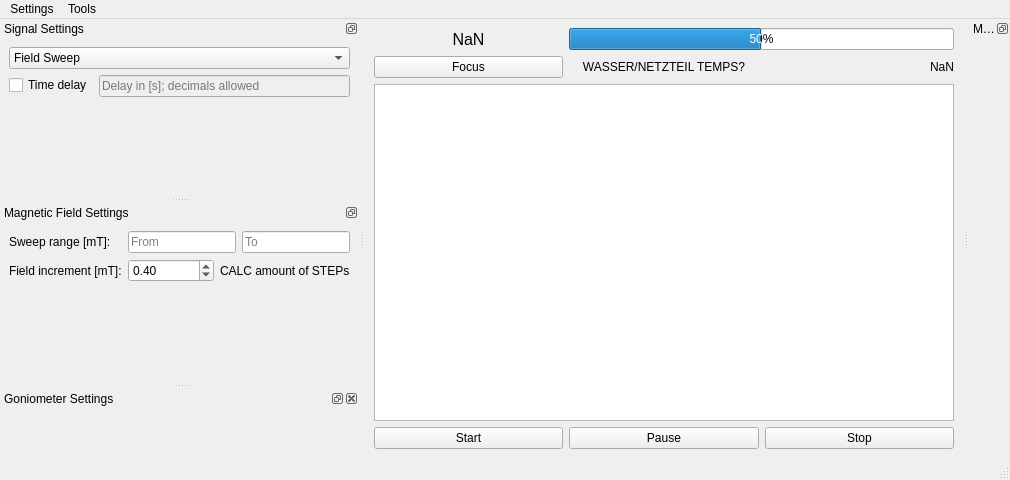
WiemelerJo/FMR-Measurement-UI, file FMR-Measurement-UI-15-08.ui: the form before one commit.
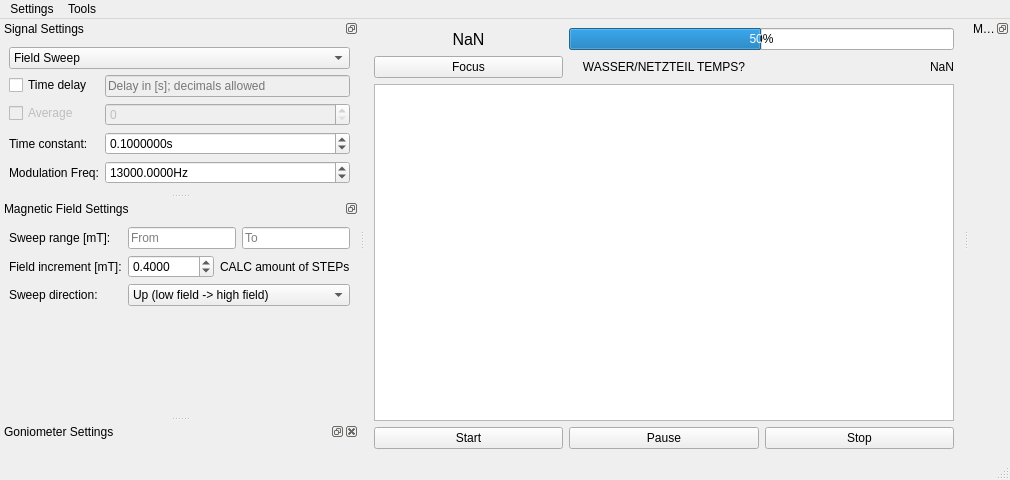
The form after the commit. Custom widgets are drawn as their Qt base class.

```diff
--- a/FMR-Measurement-UI-15-08.ui
+++ b/FMR-Measurement-UI-15-08.ui
@@ -10,6 +10,12 @@
     <height>480</height>
    </rect>
   </property>
+  <property name="sizePolicy">
+   <sizepolicy hsizetype="Expanding" vsizetype="Preferred">
+    <horstretch>0</horstretch>
+    <verstretch>0</verstretch>
+   </sizepolicy>
+  </property>
   <property name="windowTitle">
    <string>MainWindow</string>
   </property>
@@ -145,17 +151,11 @@
   <widget class="QStatusBar" name="statusbar"/>
   <widget class="QDockWidget" name="signalwindowdock">
    <property name="sizePolicy">
-    <sizepolicy hsizetype="Fixed" vsizetype="Preferred">
+    <sizepolicy hsizetype="Fixed" vsizetype="Fixed">
      <horstretch>0</horstretch>
      <verstretch>0</verstretch>
     </sizepolicy>
    </property>
-   <property name="minimumSize">
-    <size>
-     <width>214</width>
-     <height>75</height>
-    </size>
-   </property>
    <property name="features">
     <set>QDockWidget::DockWidgetFloatable|QDockWidget::DockWidgetMovable</set>
    </property>
@@ -208,6 +208,84 @@
        </property>
       </widget>
      </item>
+     <item row="3" column="0">
+      <widget class="QLabel" name="label_3">
+       <property name="text">
+        <string>Time constant:</string>
+       </property>
+      </widget>
+     </item>
+     <item row="3" column="1">
+      <widget class="SpinBox_custom" name="spinBoxTC">
+       <property name="locale">
+        <locale language="English" country="UnitedKingdom"/>
+       </property>
+       <property name="suffix">
+        <string>s</string>
+       </property>
+       <property name="decimals">
+        <number>7</number>
+       </property>
+       <property name="minimum">
+        <double>0.000001000000000</double>
+       </property>
+       <property name="maximum">
+        <double>300.000000000000000</double>
+       </property>
+       <property name="singleStep">
+        <double>0.050000000000000</double>
+       </property>
+       <property name="value">
+        <double>0.100000000000000</double>
+       </property>
+      </widget>
+     </item>
+     <item row="4" column="0">
+      <widget class="QLabel" name="label_4">
+       <property name="text">
+        <string>Modulation Freq:</string>
+       </property>
+      </widget>
+     </item>
+     <item row="4" column="1">
+      <widget class="SpinBox_custom" name="spinBoxModFreq">
+       <property name="locale">
+        <locale language="English" country="UnitedKingdom"/>
+       </property>
+       <property name="suffix">
+        <string>Hz</string>
+       </property>
+       <property name="decimals">
+        <number>4</number>
+       </property>
+       <property name="maximum">
+        <double>2000000.000000000000000</double>
+       </property>
+       <property name="singleStep">
+        <double>1.000000000000000</double>
+       </property>
+       <property name="value">
+        <double>13000.000000000000000</double>
+       </property>
+      </widget>
+     </item>
+     <item row="2" column="0">
+      <widget class="QCheckBox" name="checkBox">
+       <property name="enabled">
+        <bool>false</bool>
+       </property>
+       <property name="text">
+        <string>Average</string>
+       </property>
+      </widget>
+     </item>
+     <item row="2" column="1">
+      <widget class="QSpinBox" name="spinBox">
+       <property name="enabled">
+        <bool>false</bool>
+       </property>
+      </widget>
+     </item>
     </layout>
    </widget>
   </widget>
@@ -229,12 +307,6 @@
    </widget>
   </widget>
   <widget class="QDockWidget" name="magnetfieldock">
-   <property name="minimumSize">
-    <size>
-     <width>280</width>
-     <height>79</height>
-    </size>
-   </property>
    <property name="features">
     <set>QDockWidget::DockWidgetFloatable|QDockWidget::DockWidgetMovable</set>
    </property>
@@ -294,6 +366,9 @@
          <property name="locale">
           <locale language="English" country="UnitedKingdom"/>
          </property>
+         <property name="decimals">
+          <number>4</number>
+         </property>
          <property name="maximum">
           <double>100.000000000000000</double>
          </property>
@@ -314,16 +389,31 @@
        </item>
       </layout>
      </item>
+     <item row="2" column="1">
+      <widget class="QComboBox" name="comboBox_sweepDirection">
+       <item>
+        <property name="text">
+         <string>Up (low field -&gt; high field)</string>
+        </property>
+       </item>
+       <item>
+        <property name="text">
+         <string>Down (high field -&gt; low field)</string>
+        </property>
+       </item>
+      </widget>
+     </item>
+     <item row="2" column="0">
+      <widget class="QLabel" name="label_6">
+       <property name="text">
+        <string>Sweep direction:</string>
+       </property>
+      </widget>
+     </item>
     </layout>
    </widget>
   </widget>
   <widget class="QDockWidget" name="goniometerdock">
-   <property name="minimumSize">
-    <size>
-     <width>63</width>
-     <height>34</height>
-    </size>
-   </property>
    <property name="windowTitle">
     <string>Goniometer Settings</string>
    </property>
@@ -362,6 +452,11 @@
    <extends>QGraphicsView</extends>
    <header>customwidgets</header>
   </customwidget>
+  <customwidget>
+   <class>SpinBox_custom</class>
+   <extends>QDoubleSpinBox</extends>
+   <header>customwidgets</header>
+  </customwidget>
  </customwidgets>
  <resources/>
  <connections>
```
Left out of the diff: 4 changed lines with no effect on the pictures.
